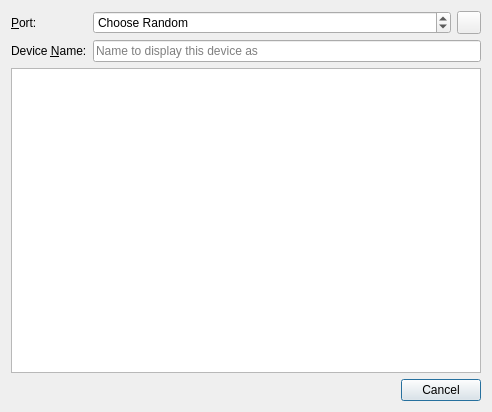
First picture: the form in userdataexchangedialog.ui, repository Skycoder42/QtMvvmDatasyncWidgets, before the edit.
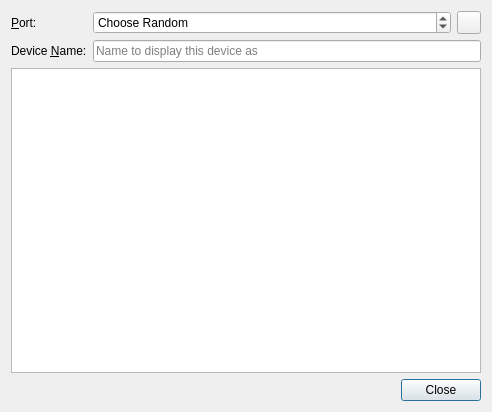
Second picture: the form after the edit. Icons and pictures are not drawn.

What changed in the file:
```diff
--- a/userdataexchangedialog.ui
+++ b/userdataexchangedialog.ui
@@ -101,7 +101,7 @@
       <enum>Qt::Horizontal</enum>
      </property>
      <property name="standardButtons">
-      <set>QDialogButtonBox::Cancel</set>
+      <set>QDialogButtonBox::Close</set>
      </property>
     </widget>
    </item>
```
